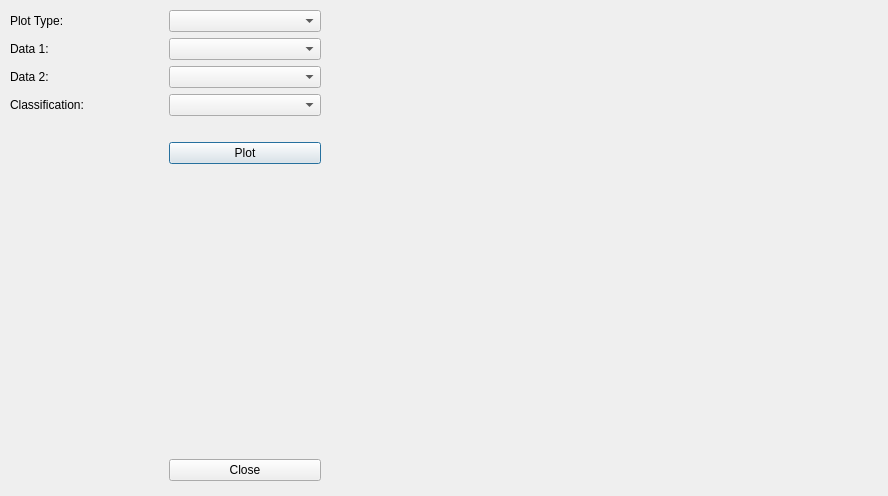
This is matplotlibstaticplotterstep/widgets/qt/matplotlibstaticplotterwidget.ui in mapclient-plugins/matplotlibstaticplotterstep as Qt 5 draws it before an edit. The edited form follows.
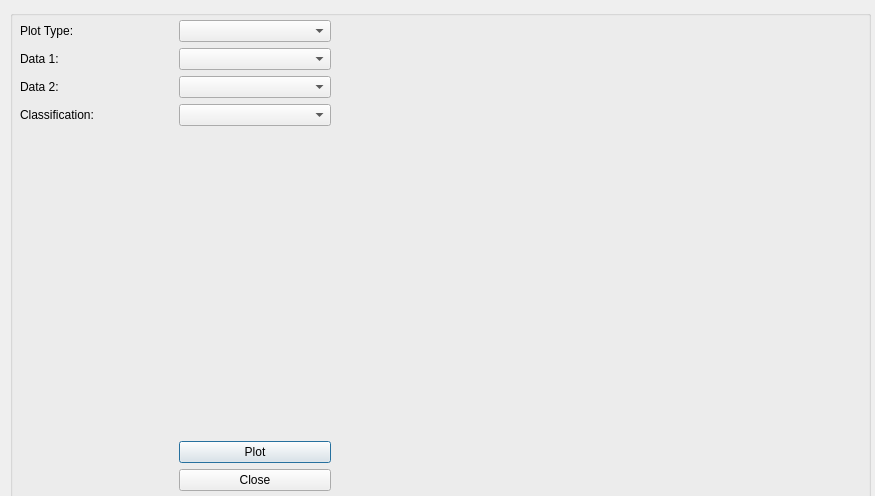
This is the edited form. Custom widgets are drawn as their Qt base class.

Commit message: put everything into a group box with expand policies, but plot still not expanding

```diff
--- a/matplotlibstaticplotterstep/widgets/qt/matplotlibstaticplotterwidget.ui
+++ b/matplotlibstaticplotterstep/widgets/qt/matplotlibstaticplotterwidget.ui
@@ -6,22 +6,46 @@
    <rect>
     <x>0</x>
     <y>0</y>
-    <width>888</width>
+    <width>875</width>
     <height>496</height>
    </rect>
   </property>
   <property name="windowTitle">
    <string>Dialog</string>
   </property>
+  <widget class="QGroupBox" name="groupBox">
+   <property name="geometry">
+    <rect>
+     <x>10</x>
+     <y>10</y>
+     <width>861</width>
+     <height>491</height>
+    </rect>
+   </property>
+   <property name="sizePolicy">
+    <sizepolicy hsizetype="Preferred" vsizetype="Expanding">
+     <horstretch>0</horstretch>
+     <verstretch>0</verstretch>
+    </sizepolicy>
+   </property>
+   <property name="title">
+    <string/>
+   </property>
   <widget class="matplotlibPlotterWidget" name="matplotlibPlotterWidget" native="true">
    <property name="geometry">
     <rect>
-     <x>330</x>
+      <x>340</x>
      <y>10</y>
-     <width>531</width>
+      <width>521</width>
      <height>471</height>
     </rect>
    </property>
+    <property name="sizePolicy">
+     <sizepolicy hsizetype="Expanding" vsizetype="Expanding">
+      <horstretch>0</horstretch>
+      <verstretch>0</verstretch>
+     </sizepolicy>
+    </property>
   </widget>
   <widget class="QWidget" name="gridLayoutWidget">
    <property name="geometry">
@@ -43,19 +67,6 @@
     <item row="0" column="1">
      <widget class="QComboBox" name="plotTypeComboBox"/>
     </item>
-    <item row="6" column="1">
-     <spacer name="verticalSpacer">
-      <property name="orientation">
-       <enum>Qt::Vertical</enum>
-      </property>
-      <property name="sizeHint" stdset="0">
-       <size>
-        <width>20</width>
-        <height>40</height>
-       </size>
-      </property>
-     </spacer>
-    </item>
     <item row="2" column="0">
      <widget class="QLabel" name="data2Label">
       <property name="text">
@@ -107,7 +118,21 @@
       </property>
      </widget>
     </item>
-   </layout>
+     <item row="4" column="1">
+      <spacer name="verticalSpacer">
+       <property name="orientation">
+        <enum>Qt::Vertical</enum>
+       </property>
+       <property name="sizeHint" stdset="0">
+        <size>
+         <width>20</width>
+         <height>40</height>
+        </size>
+       </property>
+      </spacer>
+     </item>
+    </layout>
+   </widget>
   </widget>
  </widget>
  <customwidgets>
```
Lines whose indentation alone changed are shown as unchanged. The commit also changes 3 other files.
